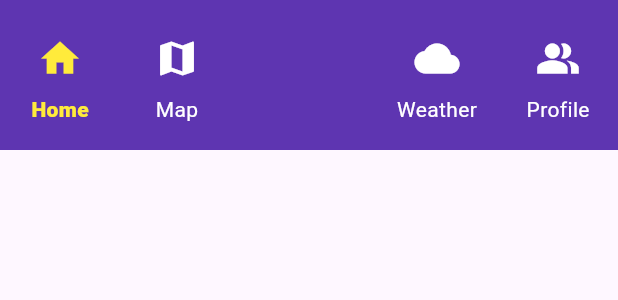
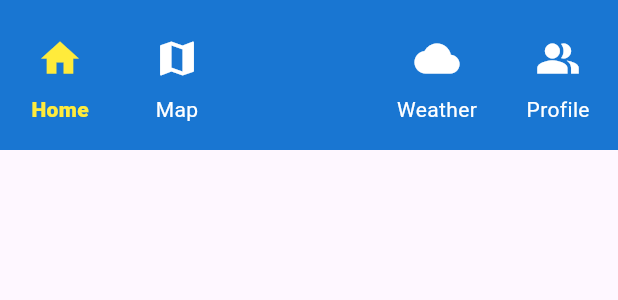
Before and after one commit to Seboostian02/Perrsonal-Asistant, a Flutter app: the Footer widget shown alone on an empty page, opened directly with empty values, on a phone screen of 412 x 824 dp. Shown: the top 300 px of the screen. Run offline on Flutter 3.47's test engine with Material 3 defaults, Android fonts, the phone set to English and light mode, and no system bars; our stand-ins replace firebase_auth, firebase_core, flutter_local_notifications, flutter_map, geocoding, geolocator and 8 more; missing offline and left inert: googleapis; accounts and stored records are empty; network calls fail; statements that could not run were skipped.

Commit message:
chaning color scheme

```diff
--- a/lib/screens/footer.dart
+++ b/lib/screens/footer.dart
@@ -1,10 +1,11 @@
+import 'package:calendar/utils/colors.dart';
 import 'package:calendar/widgets/icont_text_button.dart';
 import 'package:flutter/material.dart';
 
 class Footer extends StatelessWidget {
   final Function(int) onItemTapped;
   final int selectedIndex;
-  static final Color footerColor = Colors.deepPurple.shade600;
+  static final Color footerColor = AppColors.primaryColor;
   const Footer(
       {super.key, required this.onItemTapped, required this.selectedIndex});
 
--- /dev/null
+++ b/lib/utils/colors.dart
@@ -0,0 +1,26 @@
+import 'package:flutter/material.dart';
+
+class AppColors {
+  // Primary Colors
+  static const Color primaryColor = Color(0xFF1976D2); // Blue 800
+  static const Color primaryLightColor = Color(0xFF63A4FF); // Light blue
+  static const Color primaryDarkColor = Color(0xFF004BA0); // Dark blue
+  static const Color secondaryColor = Color(0xFF1565C0); // Blue 600
+  static const Color secondaryLightColor =
+      Color(0xFF5E92F3); // Light secondary blue
+  static const Color secondaryDarkColor =
+      Color(0xFF003C8F); // Dark secondary blue
+  static const Color iconColor = Color.fromARGB(255, 255, 255, 255);
+  static const Color iconPressedColor = const Color.fromRGBO(255, 235, 59, 1);
+  static const Color textColor = Color.fromARGB(255, 255, 255, 255);
+
+  static const Color locationMarkerColor = Color.fromRGBO(244, 67, 54, 1);
+
+  // Card and Background Colors
+
+  static const Color cardColor = Colors.white; // White color for the card
+  static const Color footerColor = Color(0xFF6200EE);
+  // Divider Color
+  static const Color dividerColor =
+      Color(0xFFBDBDBD); // Light grey color for dividers
+}
--- a/lib/widgets/event_card.dart
+++ b/lib/widgets/event_card.dart
@@ -2,6 +2,7 @@ import 'package:calendar/screens/event_view_on_map.dart';
 import 'package:calendar/services/auth_provider.dart';
 import 'package:calendar/services/auth_service.dart';
 import 'package:calendar/services/google_calendar_service.dart';
+import 'package:calendar/utils/colors.dart';
 import 'package:flutter/material.dart';
 import 'package:intl/intl.dart';
 import 'package:googleapis/calendar/v3.dart' as calendar;
@@ -12,7 +13,7 @@ class EventCard extends StatefulWidget {
   final bool showLocation;
   final bool expandMode;
   final VoidCallback? onDelete;
-  static const Color cardColor = Color(0xFFE1BEE7);
+  static const Color cardColor = AppColors.primaryLightColor;
 
   const EventCard({
     Key? key,
--- a/lib/widgets/icont_text_button.dart
+++ b/lib/widgets/icont_text_button.dart
@@ -1,3 +1,4 @@
+import 'package:calendar/utils/colors.dart';
 import 'package:flutter/material.dart';
 
 class IconTextButton extends StatelessWidget {
@@ -14,8 +15,8 @@ class IconTextButton extends StatelessWidget {
     this.isPressed = false,
   });
 
-  static Color isPressedColor = Colors.yellow;
-  static Color isNotPressedColor = Colors.white;
+  static Color isPressedColor = AppColors.iconPressedColor;
+  static Color isNotPressedColor = AppColors.iconColor;
   static FontWeight isPressedText = FontWeight.w900;
   static FontWeight isNotPressedText = FontWeight.normal;
 
```
Also changed, not shown: lib/screens/location_picker.dart (+11 -7 lines), lib/screens/main_page.dart (+6 -5 lines), lib/screens/profile_page.dart (added, +119 -0 lines), lib/screens/settings.dart (+7 -1 lines), lib/widgets/event_calendar.dart (+7 -4 lines).
